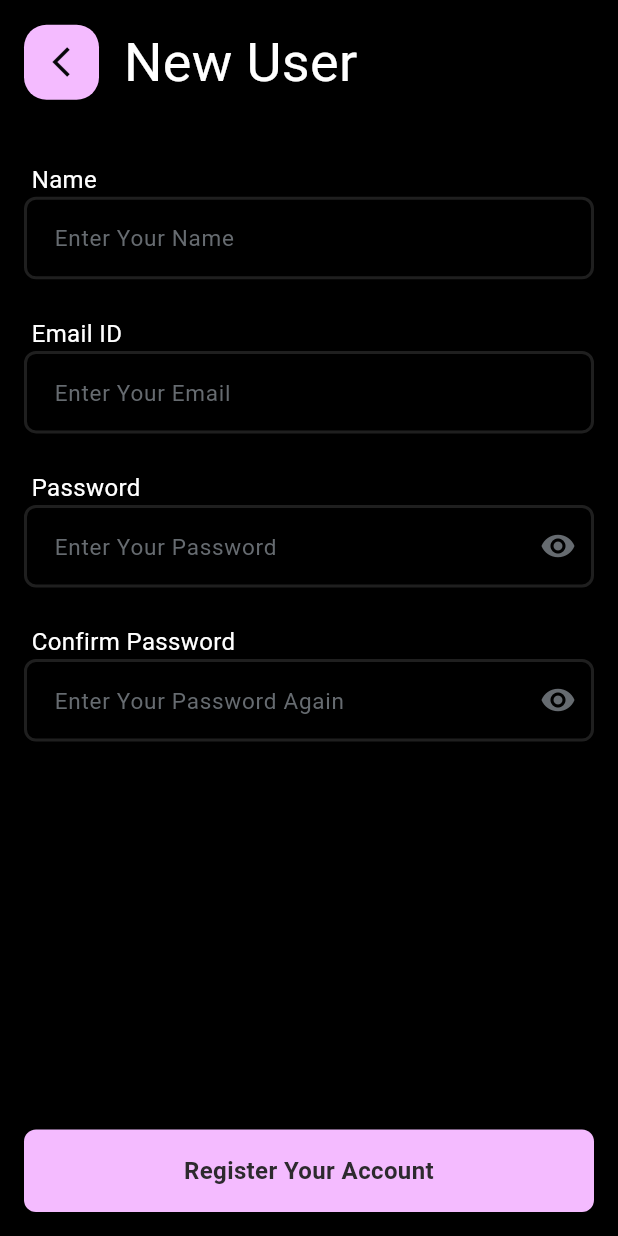
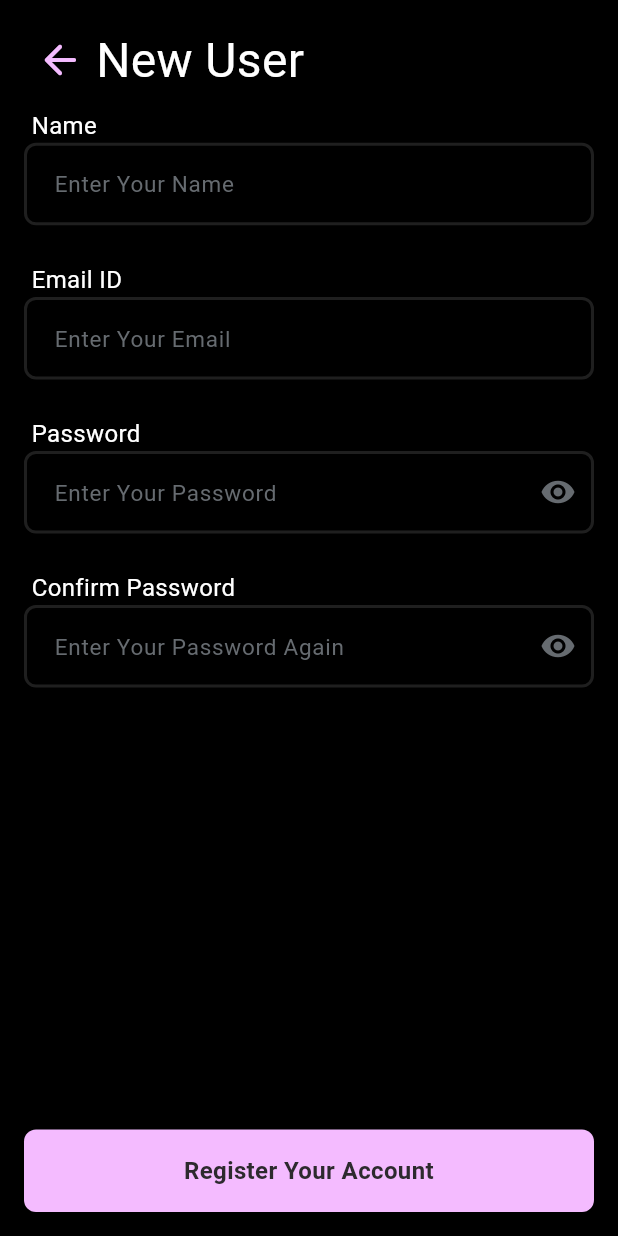
Before and after one commit to Pramith08/DocumentScannerWithNLP, a Flutter app: the screen it shows after launch, after a tap on an icon or button, on a phone screen of 412 x 824 dp. Run offline on Flutter 3.47's test engine with Material 3 defaults, Android fonts, the phone set to English and light mode, and no system bars; our stand-ins replace dio, firebase_auth, firebase_core, firebase_storage, flutter_slidable, image_cropper and 3 more; missing offline and left inert: flutter_downloader; accounts and stored records are empty.

Commit message:
ui changes

```diff
--- a/lib/pages/login_page.dart
+++ b/lib/pages/login_page.dart
@@ -140,13 +140,16 @@ class _LoginPageState extends State<LoginPage> {
               const Row(
                 children: [
                   Text(
-                    "Sign In",
-                    style: TextStyle(color: Colors.white, fontSize: 36),
+                    "Login In",
+                    style: TextStyle(
+                      color: Colors.white,
+                      fontSize: 32,
+                    ),
                   ),
                 ],
               ),
               SizedBox(
-                height: screenHeight * 0.05,
+                height: screenHeight * 0.02,
               ),
               Expanded(
                 child: SingleChildScrollView(
@@ -155,7 +158,7 @@ class _LoginPageState extends State<LoginPage> {
                       const Row(
                         children: [
                           SizedBox(
-                            width: 5,
+                            width: 1,
                           ),
                           Text(
                             "Email ID",
@@ -179,7 +182,7 @@ class _LoginPageState extends State<LoginPage> {
                       const Row(
                         children: [
                           SizedBox(
-                            width: 5,
+                            width: 1,
                           ),
                           Text(
                             "Password",
--- a/lib/pages/register_page.dart
+++ b/lib/pages/register_page.dart
@@ -156,36 +156,25 @@ class _RegisterPageState extends State<RegisterPage> {
               children: [
                 Row(
                   children: [
-                    Container(
-                      height: 50,
-                      width: 50,
-                      decoration: BoxDecoration(
-                          color: Color(0xFFF4BBFF),
-                          borderRadius: BorderRadius.circular(
-                            15,
-                          )),
-                      child: IconButton(
-                        onPressed: back,
-                        icon: Icon(
-                          color: Color(0xFF07070A),
-                          Icons.arrow_back_ios_sharp,
-                        ),
+                    IconButton(
+                      onPressed: back,
+                      icon: Icon(
+                        color: Color(0xFFF4BBFF),
+                        Icons.arrow_back_rounded,
+                        size: 32,
                       ),
-                    ),
-                    SizedBox(
-                      width: screenWidth * 0.04,
                     ),
                     Text(
                       "New User",
                       style: TextStyle(
                         color: Colors.white,
-                        fontSize: 36,
+                        fontSize: 32,
                       ),
                     ),
                   ],
                 ),
                 SizedBox(
-                  height: screenHeight * 0.05,
+                  height: screenHeight * 0.01,
                 ),
                 Expanded(
                   child: SingleChildScrollView(
```
Also changed, not shown: lib/pages/document_page.dart (+38 -66 lines), lib/pages/edit_document_page.dart (+30 -26 lines), lib/pages/home_page.dart (+14 -13 lines).
